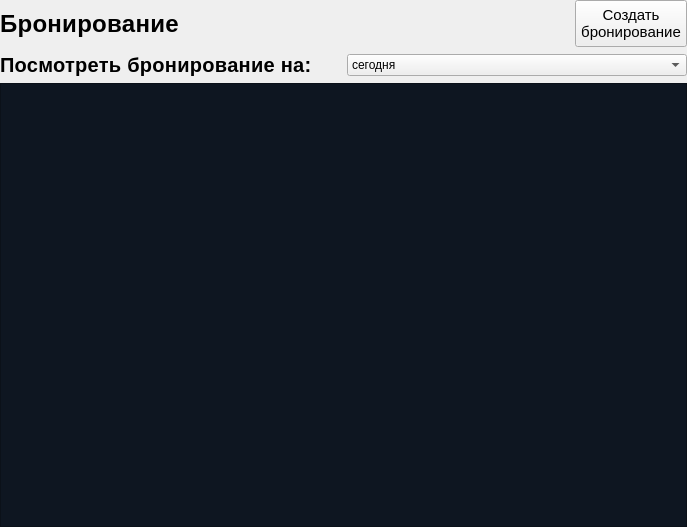
The window that Client/Form Menu/Booking/formbooking.ui (Golfriman/Control_Data) describes before a commit, drawn with Qt 5.
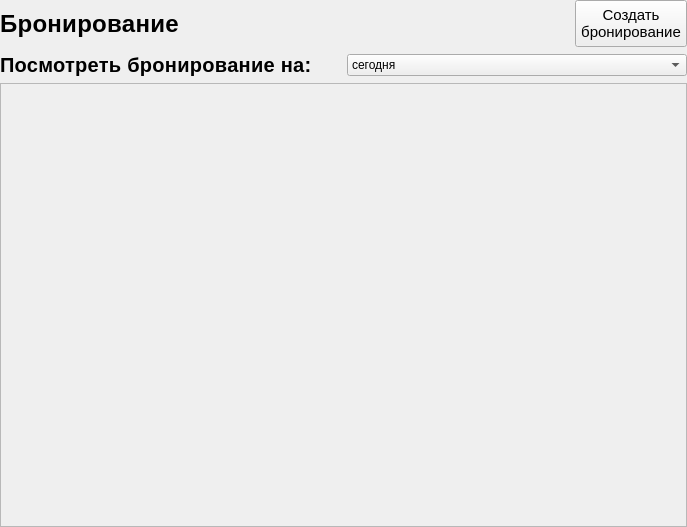
The same window after the commit. The open tabs and pages were chosen to show the change. Icons and pictures are not drawn.

```diff
--- a/Client/Form Menu/Booking/formbooking.ui
+++ b/Client/Form Menu/Booking/formbooking.ui
@@ -333,73 +333,7 @@
        <item>
         <widget class="QScrollArea" name="scrollArea_3">
          <property name="styleSheet">
-          <string notr="true">QWidget
-{
-	background: #0e1621;
-}
-QScrollBar:vertical
-    {
-        background-color: #2e343c;
-        width: 15px;
-        margin: 4px 3px 4px 3px;
-        border: 1px transparent #2A2929;
-        border-radius: 4px;
-    }
-
-QScrollBar::handle:vertical
-    {
-        background-color: #565b60;         /* #605F5F; */
-        min-height: 5px;
-        border-radius: 4px;
-    }
-
-    QScrollBar::sub-line:vertical
-    {
-        margin: 3px 0px 3px 0px;
-        border-image: url(:/qss_icons/rc/up_arrow_disabled.png);
-        height: 10px;
-        width: 10px;
-        subcontrol-position: top;
-        subcontrol-origin: margin;
-    }
-
-    QScrollBar::add-line:vertical
-    {
-        margin: 3px 0px 3px 0px;
-        border-image: url(:/qss_icons/rc/down_arrow_disabled.png);
-        height: 10px;
-        width: 10px;
-        subcontrol-position: bottom;
-        subcontrol-origin: margin;
-    }
-
-    QScrollBar::sub-line:vertical:hover,QScrollBar::sub-line:vertical:on
-    {
-        border-image: url(:/qss_icons/rc/up_arrow.png);
-        height: 10px;
-        width: 10px;
-        subcontrol-position: top;
-        subcontrol-origin: margin;
-    }
-
-    QScrollBar::add-line:vertical:hover, QScrollBar::add-line:vertical:on
-    {
-        border-image: url(:/qss_icons/rc/down_arrow.png);
-        height: 10px;
-        width: 10px;
-        subcontrol-position: bottom;
-        subcontrol-origin: margin;
-    }
-
-    QScrollBar::up-arrow:vertical, QScrollBar::down-arrow:vertical
-    {
-        background: none;
-    }
-
-    QScrollBar::add-page:vertical, QScrollBar::sub-page:vertical
-    {
-        background: none;
-    }</string>
+          <string notr="true"/>
          </property>
          <property name="widgetResizable">
           <bool>true</bool>
@@ -409,8 +343,8 @@
            <rect>
             <x>0</x>
             <y>0</y>
-            <width>98</width>
-            <height>28</height>
+            <width>685</width>
+            <height>430</height>
            </rect>
           </property>
           <layout class="QVBoxLayout" name="verticalLayout_7"/>
```
Left out of the diff: 68 changed lines with no effect on the pictures.
